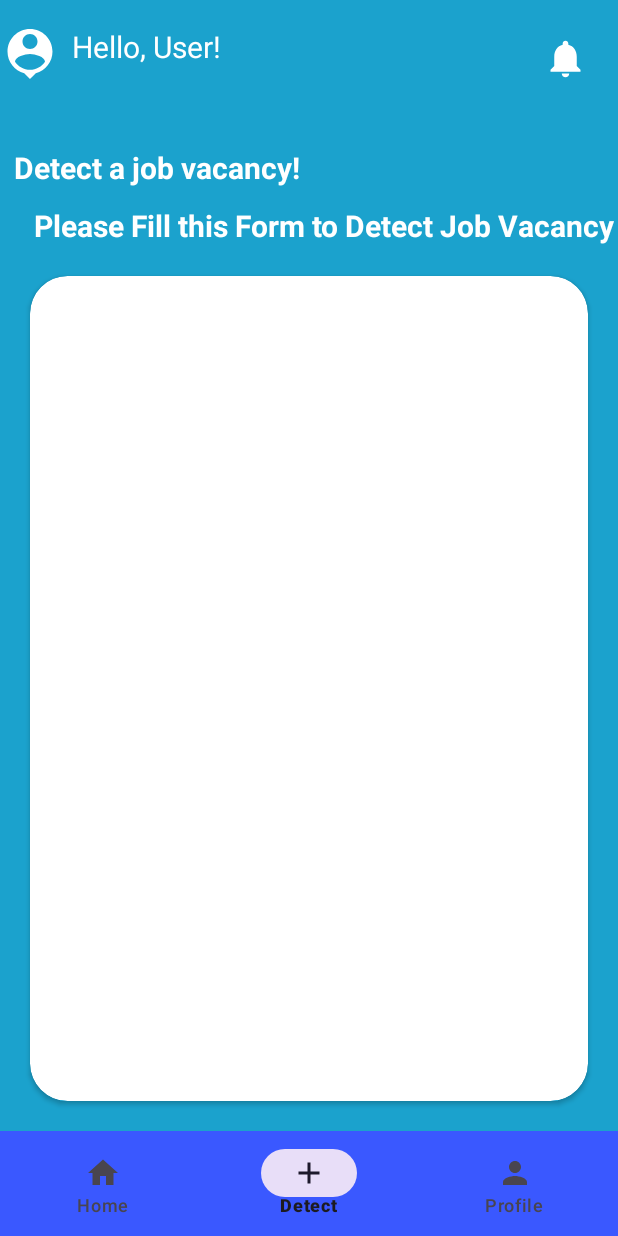
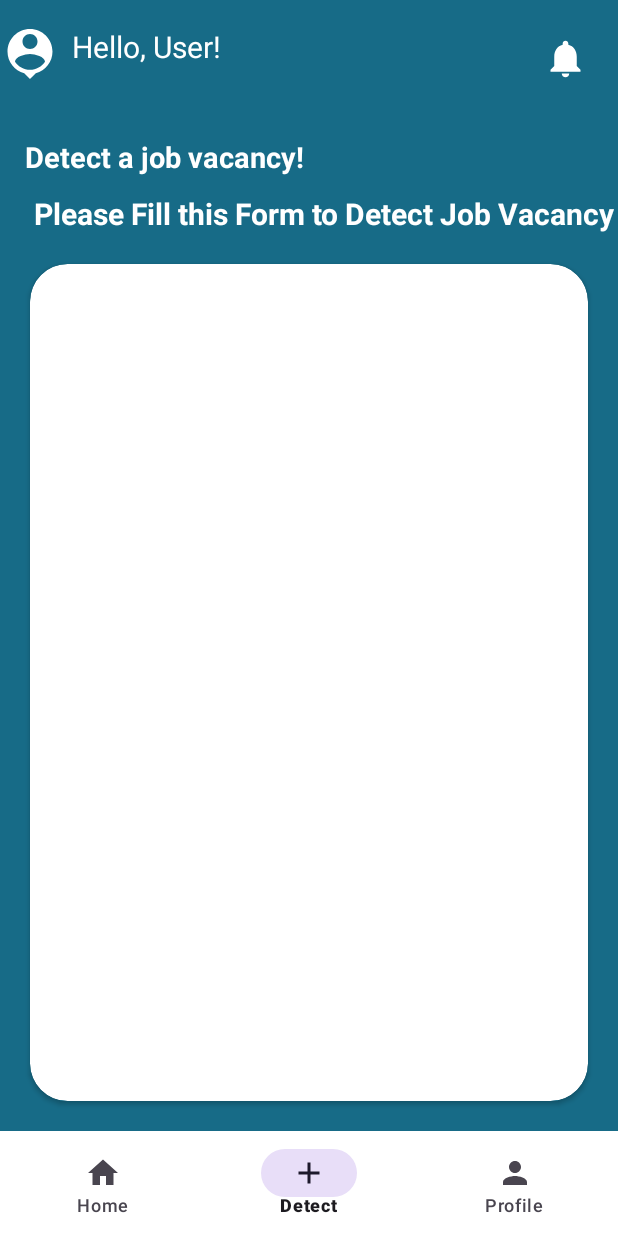
Before and after one commit to Ewal03/JobGuardian, an Android app: the DetectionFragment screen opened through its navigation route, on a phone screen of 412 x 824 dp. Run offline under Robolectric (Android 15) with nearby library versions, the phone set to English and light mode, and no system bars; our stand-ins replace navigation-ui.

Commit message:
initial commit

```diff
--- a/app/src/main/AndroidManifest.xml
+++ b/app/src/main/AndroidManifest.xml
@@ -17,13 +17,13 @@
             android:name=".ui.authenticaion.signUp.SignUpActivity"
             android:exported="false" />
         <activity
-            android:name=".ui.authenticaion.WelcomeActivity"
+            android:name=".ui.main.MainActivity"
             android:exported="false" />
         <activity
             android:name=".ui.authenticaion.signIn.SignInActivity"
             android:exported="false" />
         <activity
-            android:name=".ui.main.MainActivity"
+            android:name=".ui.authenticaion.WelcomeActivity"
             android:exported="true">
             <intent-filter>
                 <action android:name="android.intent.action.MAIN" />
--- a/app/src/main/res/layout/activity_main.xml
+++ b/app/src/main/res/layout/activity_main.xml
@@ -11,7 +11,7 @@
         android:layout_height="70dp"
         android:layout_marginStart="0dp"
         android:layout_marginEnd="0dp"
-        android:background="#3A58FF"
+        android:background="@color/white"
         app:layout_constraintBottom_toBottomOf="parent"
         app:layout_constraintLeft_toLeftOf="parent"
         app:layout_constraintRight_toRightOf="parent"
@@ -24,9 +24,11 @@
         android:layout_height="match_parent"
         app:defaultNavHost="true"
         app:layout_constraintBottom_toTopOf="@id/nav_view"
+        app:layout_constraintHorizontal_bias="0.0"
         app:layout_constraintLeft_toLeftOf="parent"
         app:layout_constraintRight_toRightOf="parent"
         app:layout_constraintTop_toTopOf="parent"
-        app:navGraph="@navigation/mobile_navigation"/>
+        app:layout_constraintVertical_bias="0.0"
+        app:navGraph="@navigation/mobile_navigation" />
 
 </androidx.constraintlayout.widget.ConstraintLayout>
--- a/app/src/main/res/layout/fragment_detection.xml
+++ b/app/src/main/res/layout/fragment_detection.xml
@@ -45,14 +45,14 @@
         android:layout_height="wrap_content"
         android:text="Detect a job vacancy!"
         android:textColor="@color/white"
-        android:textSize="20dp"
+        android:textSize="19dp"
         android:textStyle="bold"
         app:layout_constraintBottom_toBottomOf="parent"
         app:layout_constraintEnd_toEndOf="parent"
-        app:layout_constraintHorizontal_bias="0.041"
+        app:layout_constraintHorizontal_bias="0.073"
         app:layout_constraintStart_toStartOf="parent"
         app:layout_constraintTop_toBottomOf="@+id/userHello"
-        app:layout_constraintVertical_bias="0.071" />
+        app:layout_constraintVertical_bias="0.062" />
 
     <TextView
         android:id="@+id/textView7"
--- a/app/src/main/res/layout/fragment_home.xml
+++ b/app/src/main/res/layout/fragment_home.xml
@@ -53,7 +53,7 @@
         app:layout_constraintHorizontal_bias="0.0"
         app:layout_constraintStart_toStartOf="parent"
         app:layout_constraintTop_toTopOf="parent"
-        app:layout_constraintVertical_bias="0.148" />
+        app:layout_constraintVertical_bias="0.115" />
 
     <com.google.android.material.search.SearchBar
     android:id="@+id/searchBar"
@@ -65,7 +65,7 @@
     app:layout_constraintStart_toStartOf="parent"
     android:hint="Search Company "
     app:layout_constraintTop_toBottomOf="@+id/textView4"
-        app:layout_constraintVertical_bias="0.0" />
+    app:layout_constraintVertical_bias="0.0"/>
 
     <androidx.recyclerview.widget.RecyclerView
         android:layout_width="0dp"
--- a/app/src/main/res/layout/fragment_profile.xml
+++ b/app/src/main/res/layout/fragment_profile.xml
@@ -16,4 +16,6 @@
         app:layout_constraintTop_toTopOf="parent"
         tools:src="@tools:sample/avatars"/>
 
+
+
 </androidx.constraintlayout.widget.ConstraintLayout>
--- a/app/src/main/res/values/colors.xml
+++ b/app/src/main/res/values/colors.xml
@@ -2,6 +2,6 @@
 <resources>
     <color name="black">#FF000000</color>
     <color name="white">#FFFFFFFF</color>
-    <color name="Bblue">#1BA2CD</color>
+    <color name="Bblue">#176B87</color>
     <color name="Dyellow">#ECAB49</color>
 </resources>
```
Also changed, not shown: app/src/main/res/layout/list_company.xml (+4 -3 lines). Lines whose indentation alone changed are shown as unchanged.
